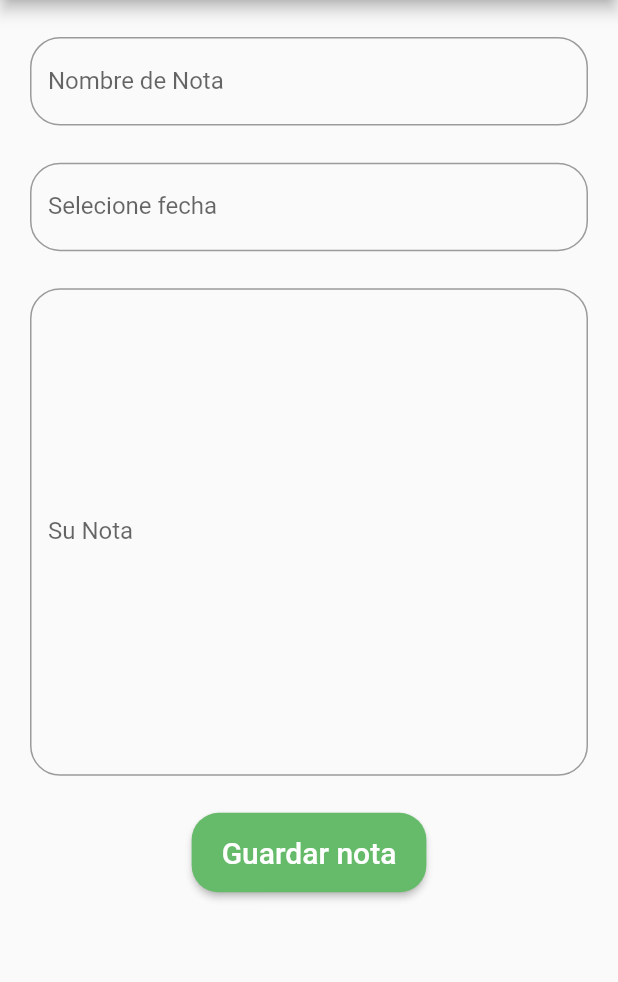
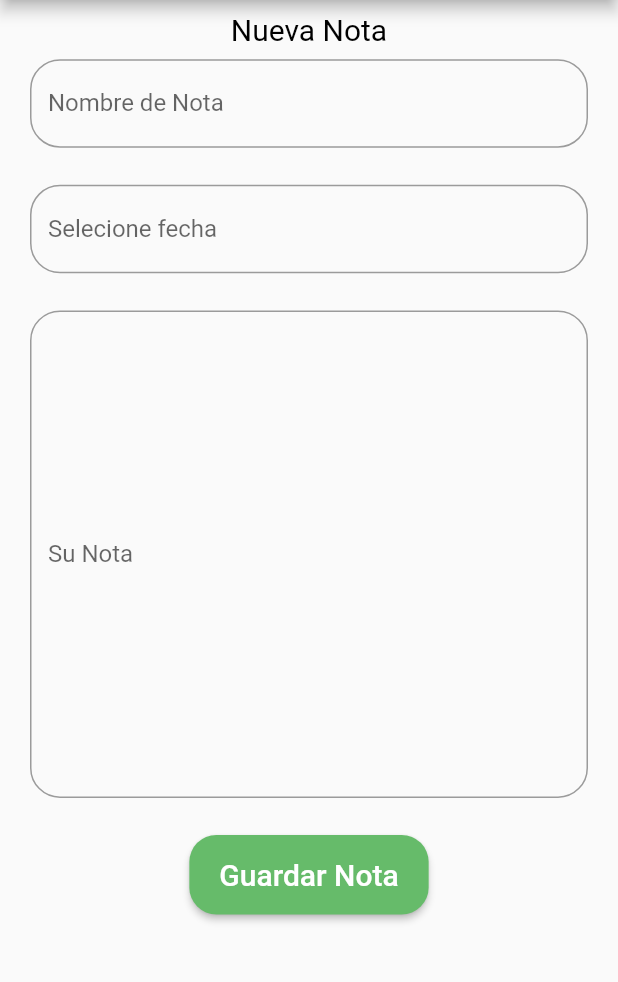
Before and after one commit to chepe22jd/CodigoLimpioProyectoNetformost, a Flutter app: the NewNotePage screen opened directly, on a phone screen of 412 x 824 dp, the part 84-1066 px from its top. Run offline on Flutter 3.47's test engine with Material 2 defaults, Android fonts, the phone set to English and light mode, and no system bars; our stand-ins replace sqflite; accounts and stored records are empty.

Commit message:
Mejora de variables, clean code

```diff
--- a/lib/main.dart
+++ b/lib/main.dart
@@ -19,7 +19,7 @@ class MyApp extends StatelessWidget {
         '/': (context) => const WelcomePage(),
         '/homepage': (context) => const HomePage(),
         //'/newnote': (context) => const NewNotePage(),
-        '/creadopor': (context) => const CreateByPage(),
+        '/createby': (context) => const CreateByPage(),
       },
     );
   }
--- a/lib/models/note.dart
+++ b/lib/models/note.dart
@@ -1,17 +1,17 @@
 // To parse this JSON data, do
-class Notas {
+class Notes {
   int? id;
-  String nombreNota;
-  String fecha;
-  String nota;
+  String nameNote;
+  String date;
+  String note;
 
-  Notas(
+  Notes(
       {this.id,
-      required this.nombreNota,
-      required this.fecha,
-      required this.nota});
+      required this.nameNote,
+      required this.date,
+      required this.note});
 
   Map<String, dynamic> toMap() {
-    return {'id': id, 'nombreNota': nombreNota, 'fecha': fecha, 'nota': nota};
+    return {'id': id, 'nameNote': nameNote, 'date': date, 'note': note};
   }
 }
--- a/lib/screen/newnote_page.dart
+++ b/lib/screen/newnote_page.dart
@@ -3,39 +3,39 @@ import 'package:flutter/material.dart';
 import 'package:codigolimpionetforemost/models/note.dart';
 import 'package:codigolimpionetforemost/services/db.dart';
 
-import 'package:codigolimpionetforemost/widgets/appbar.dart';
-import 'package:codigolimpionetforemost/widgets/drawer_appbar.dart';
+import 'package:codigolimpionetforemost/utils/appbar.dart';
+import 'package:codigolimpionetforemost/utils/drawer_appbar.dart';
 
+//Paguina para agregar o actualizar notas.
+//
 class NewNotePage extends StatefulWidget {
   //Obtener datos para paguina de edicion.
   const NewNotePage(
       {super.key,
       this.id,
-      required this.nombreNota,
-      required this.fecha,
-      required this.nota});
+      required this.nameNote,
+      required this.date,
+      required this.note});
 
   final int? id;
-  final String nombreNota;
-  final String fecha;
-  final String nota;
+  final String nameNote;
+  final String date;
+  final String note;
 
   @override
   State<NewNotePage> createState() => _NewNotePageState();
 }
 
-//paguina para añadir nuevas notas
 class _NewNotePageState extends State<NewNotePage> {
+  //Llave para ScaffoldState
   final GlobalKey<ScaffoldState> _key = GlobalKey();
 
-  //fecha controller
+  //Controller para TextForm Date.
   final dateController = TextEditingController();
-  //nombre nota controller
+  //Controller para TextForm Nombre Nota
   final controllerNombreNota = TextEditingController();
-  //nota controller
+  //Controller para TextForm Nota
   final controllerNota = TextEditingController();
-
-  //formato inicial
 
   @override
   void dispose() {
@@ -43,16 +43,16 @@ class _NewNotePageState extends State<NewNotePage> {
     super.dispose();
   }
 
-//inicio estado para los text
+//Inicio estado para los TextFrom
   @override
   void initState() {
-    controllerNombreNota.text = widget.nombreNota;
-    controllerNota.text = widget.nota;
-    dateController.text = widget.fecha;
+    controllerNombreNota.text = widget.nameNote;
+    controllerNota.text = widget.note;
+    dateController.text = widget.date;
     super.initState();
   }
 
-  //selecionar fecha
+  //Selecionar fecha
   DateTime selectedDate = DateTime.now();
   Future<void> _selectDate(BuildContext context) async {
     final DateTime? picked = await showDatePicker(
@@ -68,34 +68,45 @@ class _NewNotePageState extends State<NewNotePage> {
     }
   }
 
-  //validator forem key
+  //Validator de Form
   final _formKey = GlobalKey<FormState>();
 
   @override
   Widget build(BuildContext context) {
-    //variables para optener los size screen
-//    double width = MediaQuery.of(context).size.width;
-// ancho no se usa
+    //Variables para obtener los Size Screen.
     double height = MediaQuery.of(context).size.height;
     return Scaffold(
+      //LLave del Scaffold.
       key: _key,
-      //drawer barr y app bar desde carpeta de widgets
-      drawer: drawerAppBarMenu(context),
-      appBar: appBarCode(context, _key),
-      //body principal
+      drawer: drawerAppBarMenu(context), //Drawer desde la caperta de utils.
+      appBar: appBarCode(context, _key), //Appbar desde la caperta de utils.
+      //Body principal.
       body: SingleChildScrollView(
         child: Form(
-          //llave para vlidador del Form
+          //Llave para vlidador del Form.
           key: _formKey,
           child: Column(
             children: [
               SizedBox(
-                height: height * 0.03,
+                height: height * 0.01,
               ),
+
+              Text(
+                widget.nameNote == '' ? 'Nueva Nota' : 'Actualizar Nota',
+                textAlign: TextAlign.center,
+                style: const TextStyle(
+                  fontSize: 20,
+                  color: Colors.black,
+                ),
+              ),
+              SizedBox(
+                height: height * 0.01,
+              ),
+
               Padding(
                 padding: const EdgeInsets.symmetric(horizontal: 20),
                 child: TextFormField(
-                  //validador para que user escriba nota
+                  //Validador para que Usuario escriba nota.
                   controller: controllerNombreNota,
                   validator: (text) {
                     if (text == null || text.isEmpty) {
@@ -116,20 +127,20 @@ class _NewNotePageState extends State<NewNotePage> {
               SizedBox(
                 height: height * 0.03,
               ),
+              //
               Padding(
                 padding: const EdgeInsets.symmetric(horizontal: 20),
                 child: TextFormField(
-                  //oculta teclado
                   showCursor: true,
                   readOnly: true,
-                  //validador de fechas
+                  //Validador de fechas.
                   validator: (text) {
                     if (text == null || text.isEmpty) {
                       return 'Seleccione una fecha';
                     }
                     return null;
                   },
-                  //seleciona el widget de fecha
+                  //Seleciona el widget para fecha.
                   onTap: () async {
                     _selectDate(context);
                   },
@@ -145,10 +156,11 @@ class _NewNotePageState extends State<NewNotePage> {
               SizedBox(
                 height: height * 0.03,
               ),
+              //
               Padding(
                 padding: const EdgeInsets.symmetric(horizontal: 20),
                 child: TextFormField(
-                  //validador para que user escriba nota
+                  //Validador para que Usuario escriba nota.
                   validator: (text) {
                     if (text == null || text.isEmpty) {
                       return 'Ingrese su nota porfavor';
@@ -158,7 +170,7 @@ class _NewNotePageState extends State<NewNotePage> {
                     }
                     return null;
                   },
-                  //aumentar el tamaño del text
+                  //Aumenta el tamaño del text.
                   maxLines: 15,
                   keyboardType: TextInputType.multiline,
                   controller: controllerNota,
@@ -172,48 +184,48 @@ class _NewNotePageState extends State<NewNotePage> {
               SizedBox(
                 height: height * 0.03,
               ),
-              //boton guarda nota
+              //Boton para guarda nota.
               ElevatedButton(
                 onPressed: () async {
-                  //validar datos no basios
+                  //Validar datos no vacios.
                   if (_formKey.currentState!.validate()) {
                     if (widget.id! > -1) {
-                      ///actializa datos
+                      //Actializa datos.
                       SqliteService.update(
-                        Notas(
+                        Notes(
                             id: widget.id,
-                            nombreNota: controllerNombreNota.text,
-                            fecha: selectedDate.toString().substring(0, 10),
-                            nota: controllerNota.text),
+                            nameNote: controllerNombreNota.text,
+                            date: selectedDate.toString().substring(0, 10),
+                            note: controllerNota.text),
                       );
-                      //nota para validar actualizacion
+                      //Nota para validar actualización.
                       ScaffoldMessenger.of(context).showSnackBar(
                         const SnackBar(
                           content: Text("Nota actualizada"),
                         ),
                       );
-                      //limpia textos
+                      //Limpia textos.
                       cleanTextfield();
-                      //Ir a paguina principal
+                      //Ir a paguina principal.
                       Navigator.pushNamed(context, '/homepage');
                     }
-                    //guarda un nuevo dato
+                    //Guarda un nuevo dato.
                     else {
                       SqliteService.insert(
-                        Notas(
-                            nombreNota: controllerNombreNota.text,
-                            fecha: selectedDate.toString().substring(0, 10),
-                            nota: controllerNota.text),
+                        Notes(
+                            nameNote: controllerNombreNota.text,
+                            date: selectedDate.toString().substring(0, 10),
+                            note: controllerNota.text),
                       );
-                      //nota para validar nueva nota
+                      //Nota para validar nueva nota.
                       ScaffoldMessenger.of(context).showSnackBar(
                         const SnackBar(
                           content: Text("Nota agreada"),
                         ),
                       );
-                      //limpia textos
+                      //Limpia textos.
                       cleanTextfield();
-                      //Ir a paguina principal
+                      //Ir a paguina principal.
                       Navigator.pushNamed(context, '/homepage');
                     }
                   } else {
@@ -221,7 +233,7 @@ class _NewNotePageState extends State<NewNotePage> {
                     return;
                   }
                 },
-                //estilo de botton
+                //Estilo para el botton.
                 style: ElevatedButton.styleFrom(
                   backgroundColor: Colors.green[400],
                   padding:
@@ -230,9 +242,9 @@ class _NewNotePageState extends State<NewNotePage> {
                     borderRadius: BorderRadius.circular(18.0),
                   ),
                 ),
-                child: const Text(
-                  'Guardar nota',
-                  style: TextStyle(fontSize: 20, color: Colors.white),
+                child: Text(
+                  widget.nameNote == '' ? 'Guardar Nota' : 'Actualizar Nota',
+                  style: const TextStyle(fontSize: 20, color: Colors.white),
                 ),
               ),
             ],
@@ -242,6 +254,7 @@ class _NewNotePageState extends State<NewNotePage> {
     );
   }
 
+//Funcion para limpiar texto.
   void cleanTextfield() {
     controllerNombreNota.clear();
     controllerNota.clear();
--- a/lib/widgets/appbar.dart
+++ b/lib/utils/appbar.dart
@@ -1,5 +1,7 @@
 import 'package:flutter/material.dart';
 
+//Appbar para aplicacion es llamada para todas las pantallas,
+//tambien manda a llamar el drawer.
 AppBar appBarCode(BuildContext context, GlobalKey<ScaffoldState> key) => AppBar(
       title: Row(
         children: const [
@@ -17,6 +19,7 @@ AppBar appBarCode(BuildContext context, GlobalKey<ScaffoldState> key) => AppBar(
       leading: IconButton(
         icon: const Icon(Icons.list),
         onPressed: () {
+          //Abre drawer
           key.currentState!.openDrawer();
         },
       ),
--- /dev/null
+++ b/lib/utils/drawer_appbar.dart
@@ -0,0 +1,34 @@
+import 'package:flutter/material.dart';
+
+import '../widgets/list_title.dart';
+import '../widgets/list_title_note.dart';
+
+//Drawer para la apliacion
+Drawer drawerAppBarMenu(BuildContext context) {
+  return Drawer(
+    child: ListView(
+      padding: EdgeInsets.zero,
+      children: [
+        const DrawerHeader(
+          decoration: BoxDecoration(
+            color: Colors.green,
+          ),
+          child: Text('NotePad Personal'),
+        ),
+        //Manda a llamar los widgets para los titles del drawer,
+        listTitleNote(Icons.add, 'Nueva nota', 'newnote', context),
+        listTitle(Icons.menu, 'Lista de Notas', 'homepage', context),
+        listTitle(Icons.person, 'Creado por', 'createby', context),
+        //Button para regresar pantalla.
+        ListTile(
+          leading: const Icon(Icons.arrow_back),
+          title: const Text("Regresar"),
+          onTap: () {
+            //Va a la ruta de home y de createby.
+            Navigator.pop(context);
+          },
+        ),
+      ],
+    ),
+  );
+}
--- a/lib/widgets/drawer_appbar.dart
+++ /dev/null
@@ -1,51 +0,0 @@
-import 'package:flutter/material.dart';
-import 'package:codigolimpionetforemost/screen/newnote_page.dart';
-
-Drawer drawerAppBarMenu(BuildContext context) {
-  return Drawer(
-    child: ListView(
-      padding: EdgeInsets.zero,
-      children: [
-        const DrawerHeader(
-          decoration: BoxDecoration(
-            color: Colors.green,
-          ),
-          child: Text('NotePad Personal'),
-        ),
-        listTitleNota(Icons.add, 'Nueva nota', 'newnote', context),
-        listTitle(Icons.menu, 'Lista de Notas', 'homepage', context),
-        listTitle(Icons.person, 'Creado por', 'creadopor', context)
-      ],
-    ),
-  );
-}
-
-Widget listTitleNota(
-    IconData icon, String text, String route, BuildContext context) {
-  return ListTile(
-    leading: Icon(icon),
-    title: Text(text),
-    onTap: () {
-      Navigator.push(
-        context,
-        MaterialPageRoute(
-          builder: (context) =>
-              const NewNotePage(id: -1, nombreNota: "", fecha: "", nota: ""),
-        ),
-      );
-    },
-  );
-
-  //Notas(id: -1, nombreNota: "", fecha: "", nota: "")
-}
-
-Widget listTitle(
-    IconData icon, String text, String route, BuildContext context) {
-  return ListTile(
-    leading: Icon(icon),
-    title: Text(text),
-    onTap: () {
-      Navigator.pushNamed(context, '/$route');
-    },
-  );
-}
```
Also changed, not shown: lib/screen/createby_page.dart (+19 -13 lines), lib/screen/home_page.dart (+72 -43 lines), lib/screen/welcome_page.dart (+10 -9 lines), lib/services/db.dart (+31 -36 lines), lib/widgets/list_title.dart (added, +14 -0 lines), lib/widgets/list_title_note.dart (added, +22 -0 lines).
